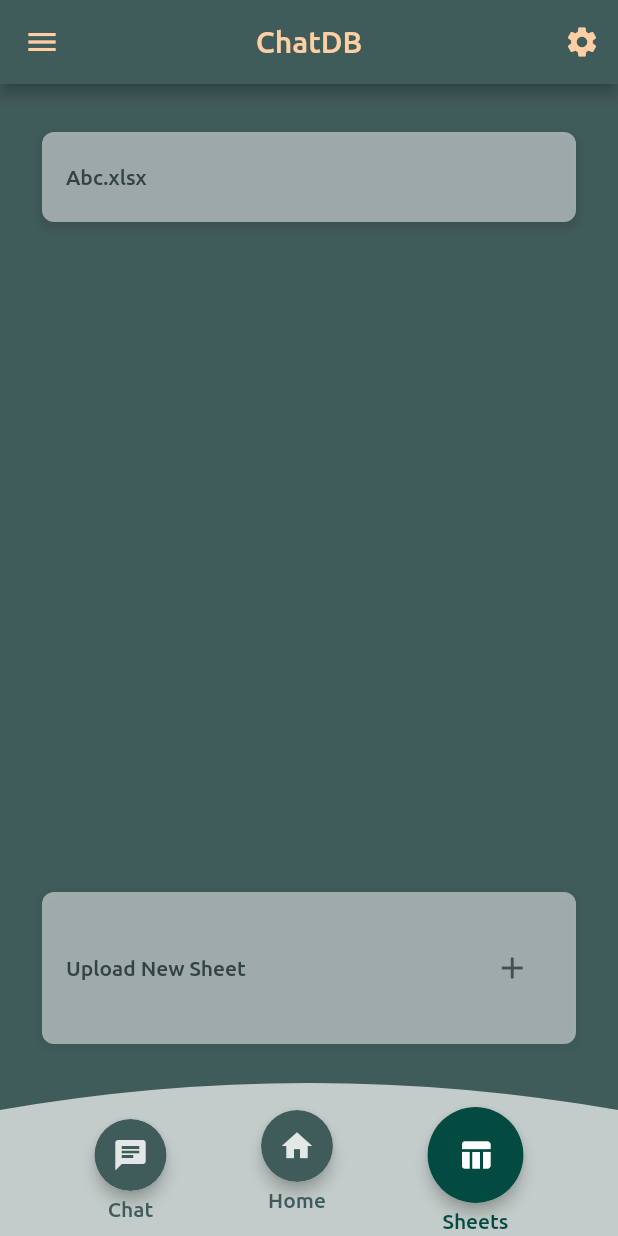
After one commit to curiouslumber/ChatXL, a Flutter app: the screen it shows after launch, item 3 of the bottom bar chosen, on a phone screen of 412 x 824 dp. The commit adds this screen. Run offline on Flutter 3.47's test engine with Material 2 defaults, Android fonts, the phone set to English and light mode, and no system bars; our stand-ins replace file_picker, firebase_auth, firebase_core, flutter_svg, font_awesome_flutter, get and 2 more; missing offline and left inert: excel, flutter_glow; accounts and stored records are empty; generated files the repository leaves out were written again.

Commit message:
sheet page created

```diff
--- a/lib/Home/homepage2.dart
+++ b/lib/Home/homepage2.dart
@@ -1,6 +1,7 @@
 import 'package:chatdb/Chat/chat.dart';
 import 'package:chatdb/Elements/sidebar.dart';
 import 'package:chatdb/Home/home.dart';
+import 'package:chatdb/Sheets/sheets.dart';
 import 'package:flutter/material.dart';
 
 class HomePage2 extends StatefulWidget {
@@ -12,7 +13,11 @@ class HomePage2 extends StatefulWidget {
 
 class HomePage2State extends State<HomePage2> {
   int _selectedIndex = 1;
-  var fragments = [ChatFragment(), const HomeFragment()];
+  var fragments = [
+    ChatFragment(),
+    const HomeFragment(),
+    const SheetsFragment()
+  ];
 
   void _onItemTapped(int index) {
     setState(() {
@@ -97,7 +102,7 @@ class CurvedBottomNavigationBarContainer extends StatelessWidget {
               offset: const Offset(0, 16), // Adjust the margin as needed
               child: BottomNavItem(
                 icon: Icons.chat,
-                label: ' Chats ',
+                label: ' Chat ',
                 isSelected: selectedIndex == 0,
                 onTap: () => onTabChanged(0),
               ),
--- /dev/null
+++ b/lib/Sheets/sheets.dart
@@ -0,0 +1,91 @@
+import 'package:flutter/material.dart';
+
+class SheetsFragment extends StatelessWidget {
+  const SheetsFragment({super.key});
+
+  @override
+  Widget build(BuildContext context) {
+    return Container(
+      padding: const EdgeInsets.only(
+          top: 32.0, right: 28.0, left: 28.0, bottom: 8.0),
+      child: Column(
+        children: [
+          Expanded(
+            flex: 5,
+            child: ListView.builder(
+              itemCount: 1,
+              itemBuilder: (context, index) {
+                return Container(
+                  margin: const EdgeInsets.only(bottom: 16.0),
+                  height: 60,
+                  decoration: BoxDecoration(
+                    color: Colors.white.withOpacity(0.5),
+                    borderRadius: BorderRadius.circular(8.0),
+                    boxShadow: [
+                      BoxShadow(
+                          color: Colors.black.withOpacity(0.1),
+                          blurRadius: 4,
+                          offset: const Offset(0, 3),
+                          spreadRadius: 2)
+                    ],
+                  ),
+                  padding: const EdgeInsets.only(left: 16.0),
+                  alignment: Alignment.centerLeft,
+                  child: const Text(
+                    'Abc.xlsx',
+                    style: TextStyle(
+                        fontFamily: 'Ubuntu',
+                        color: Color.fromARGB(255, 48, 68, 67)),
+                  ),
+                );
+              },
+            ),
+          ),
+          Expanded(
+            flex: 1,
+            child: Container(
+              alignment: Alignment.centerLeft,
+              padding: const EdgeInsets.only(left: 16.0),
+              decoration: BoxDecoration(
+                borderRadius: BorderRadius.circular(8.0),
+                color: Colors.white.withOpacity(0.5),
+                boxShadow: [
+                  BoxShadow(
+                      color: Colors.black.withOpacity(0.05),
+                      blurRadius: 4,
+                      offset: const Offset(0, 2),
+                      spreadRadius: 2)
+                ],
+              ),
+              child: Row(
+                children: [
+                  const Expanded(
+                    flex: 3,
+                    child: Text(
+                      'Upload New Sheet',
+                      style: TextStyle(
+                          fontFamily: 'Ubuntu',
+                          color: Color.fromARGB(255, 48, 68, 67)),
+                    ),
+                  ),
+                  Expanded(
+                    flex: 1,
+                    child: IconButton(
+                        onPressed: () {
+                          // ignore: avoid_print
+                          print("New Excel sheet added");
+                        },
+                        icon: const Icon(
+                          Icons.add,
+                          color: Color.fromARGB(220, 48, 68, 67),
+                        )),
+                  )
+                ],
+              ),
+            ),
+          )
+        ],
+      ),
+    );
+  }
+}
```
